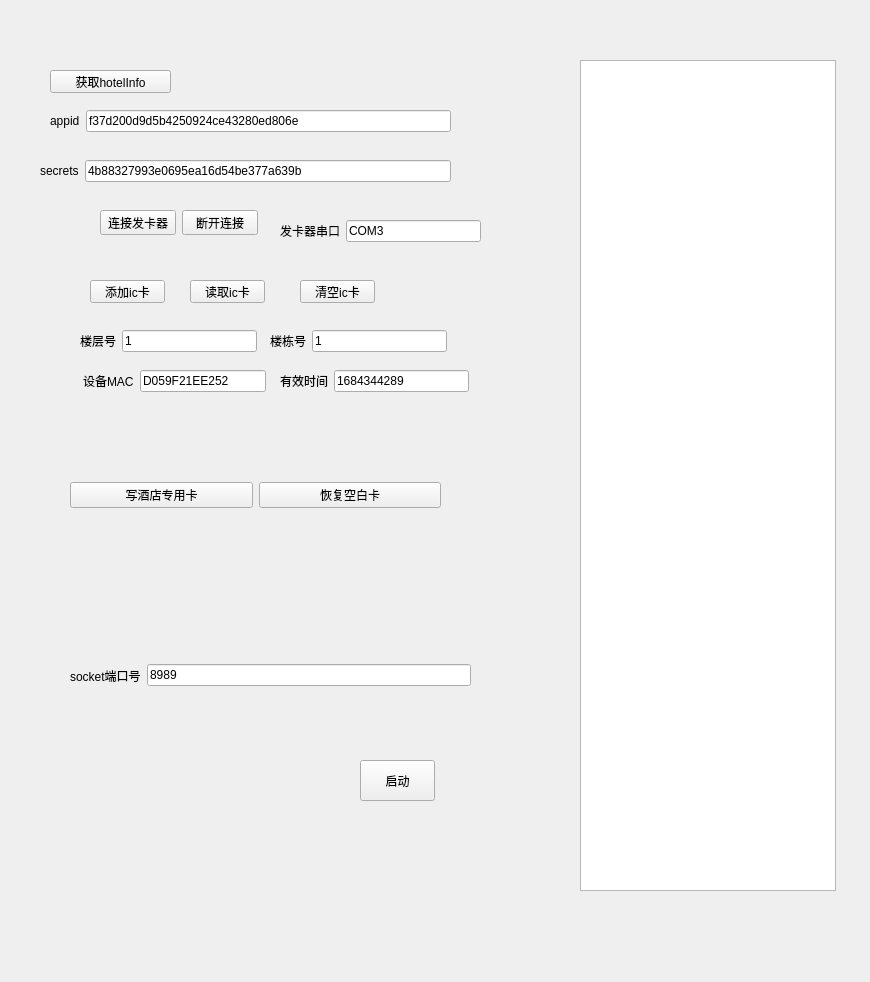
Before: the Qt Designer form index.ui in pan-goofy/anconda-pyside-dll, drawn with Qt 5.
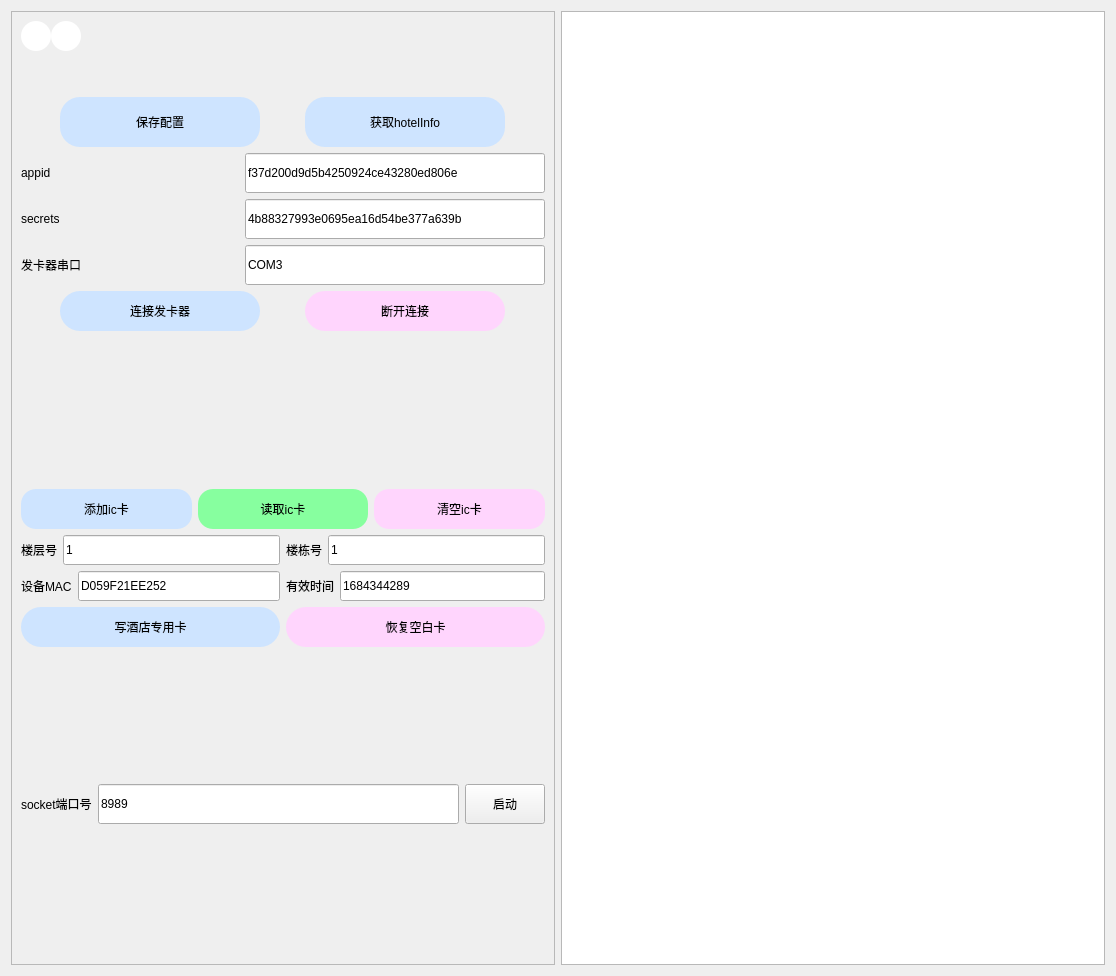
After: the same form once the commit is applied. Icons and pictures are not drawn.

Diff of the .ui file:
```diff
--- a/index.ui
+++ b/index.ui
@@ -6,104 +6,515 @@
    <rect>
     <x>0</x>
     <y>0</y>
-    <width>870</width>
-    <height>982</height>
+    <width>1116</width>
+    <height>976</height>
    </rect>
   </property>
   <property name="windowTitle">
    <string>Form</string>
   </property>
+  <layout class="QHBoxLayout" name="horizontalLayout_16">
+   <item>
+    <layout class="QHBoxLayout" name="horizontalLayout_14">
+     <property name="spacing">
+      <number>6</number>
+     </property>
+     <item>
+      <widget class="QFrame" name="cardFrame">
+       <property name="styleSheet">
+        <string notr="true">cardFrame{
+background-color: rgb(255, 255, 255);
+}
+</string>
+       </property>
+       <property name="frameShape">
+        <enum>QFrame::StyledPanel</enum>
+       </property>
+       <property name="frameShadow">
+        <enum>QFrame::Raised</enum>
+       </property>
+       <layout class="QVBoxLayout" name="verticalLayout">
+        <item>
+         <layout class="QHBoxLayout" name="horizontalLayout_15" stretch="1,0,4">
+          <property name="spacing">
+           <number>0</number>
+          </property>
+          <property name="sizeConstraint">
+           <enum>QLayout::SetMinimumSize</enum>
+          </property>
+          <item>
+           <widget class="QPushButton" name="exitCard">
+            <property name="sizePolicy">
+             <sizepolicy hsizetype="Fixed" vsizetype="Fixed">
+              <horstretch>0</horstretch>
+              <verstretch>0</verstretch>
+             </sizepolicy>
+            </property>
+            <property name="minimumSize">
+             <size>
+              <width>30</width>
+              <height>30</height>
+             </size>
+            </property>
+            <property name="maximumSize">
+             <size>
+              <width>30</width>
+              <height>30</height>
+             </size>
+            </property>
+            <property name="layoutDirection">
+             <enum>Qt::LeftToRight</enum>
+            </property>
+            <property name="autoFillBackground">
+             <bool>false</bool>
+            </property>
+            <property name="styleSheet">
+             <string notr="true">#exitCard{
+	background-color: rgb(255, 255, 255); 
+    border-radius:15px;	
+}</string>
+            </property>
+            <property name="text">
+             <string/>
+            </property>
+            <property name="icon">
+             <iconset resource="iconRead/icons.qrc">
+              <normaloff>:/myIcon/qidong-copy.png</normaloff>:/myIcon/qidong-copy.png</iconset>
+            </property>
+            <property name="iconSize">
+             <size>
+              <width>30</width>
+              <height>30</height>
+             </size>
+            </property>
+            <property name="autoDefault">
+             <bool>false</bool>
+            </property>
+           </widget>
+          </item>
+          <item>
+           <widget class="QPushButton" name="minimizeCard">
+            <property name="sizePolicy">
+             <sizepolicy hsizetype="Fixed" vsizetype="Fixed">
+              <horstretch>0</horstretch>
+              <verstretch>0</verstretch>
+             </sizepolicy>
+            </property>
+            <property name="minimumSize">
+             <size>
+              <width>30</width>
+              <height>30</height>
+             </size>
+            </property>
+            <property name="maximumSize">
+             <size>
+              <width>30</width>
+              <height>30</height>
+             </size>
+            </property>
+            <property name="styleSheet">
+             <string notr="true">#minimizeCard{
+background-color: rgb(255, 255, 255);
+border-radius:15px;	
+}</string>
+            </property>
+            <property name="text">
+             <string/>
+            </property>
+            <property name="icon">
+             <iconset resource="iconRead/icons.qrc">
+              <normaloff>:/myIcon/zuixiaohua.png</normaloff>:/myIcon/zuixiaohua.png</iconset>
+            </property>
+            <property name="iconSize">
+             <size>
+              <width>30</width>
+              <height>30</height>
+             </size>
+            </property>
+           </widget>
+          </item>
+          <item>
+           <spacer name="verticalSpacer_3">
+            <property name="orientation">
+             <enum>Qt::Vertical</enum>
+            </property>
+            <property name="sizeType">
+             <enum>QSizePolicy::Fixed</enum>
+            </property>
+            <property name="sizeHint" stdset="0">
+             <size>
+              <width>20</width>
+              <height>30</height>
+             </size>
+            </property>
+           </spacer>
+          </item>
+         </layout>
+        </item>
+        <item>
+         <spacer name="verticalSpacer_5">
+          <property name="orientation">
+           <enum>Qt::Vertical</enum>
+          </property>
+          <property name="sizeType">
+           <enum>QSizePolicy::Minimum</enum>
+          </property>
+          <property name="sizeHint" stdset="0">
+           <size>
+            <width>20</width>
+            <height>40</height>
+           </size>
+          </property>
+         </spacer>
+        </item>
+        <item>
+         <layout class="QHBoxLayout" name="horizontalLayout_17">
+          <item>
+           <widget class="QPushButton" name="saveConfig">
+            <property name="minimumSize">
+             <size>
+              <width>200</width>
+              <height>50</height>
+             </size>
+            </property>
+            <property name="maximumSize">
+             <size>
+              <width>200</width>
+              <height>50</height>
+             </size>
+            </property>
+            <property name="styleSheet">
+             <string notr="true">#saveConfig{
+border-radius:20px;	
+background-color: rgb(206, 228, 255);
+}</string>
+            </property>
+            <property name="text">
+             <string>保存配置</string>
+            </property>
+           </widget>
+          </item>
+          <item>
+           <widget class="QPushButton" name="getHotelInfo">
+            <property name="sizePolicy">
+             <sizepolicy hsizetype="Fixed" vsizetype="Fixed">
+              <horstretch>0</horstretch>
+              <verstretch>0</verstretch>
+             </sizepolicy>
+            </property>
+            <property name="minimumSize">
+             <size>
+              <width>200</width>
+              <height>50</height>
+             </size>
+            </property>
+            <property name="maximumSize">
+             <size>
+              <width>200</width>
+              <height>50</height>
+             </size>
+            </property>
+            <property name="styleSheet">
+             <string notr="true">#getHotelInfo{
+border-radius:20px;	
+background-color: rgb(206, 228, 255);
+}</string>
+            </property>
+            <property name="text">
+             <string>获取hotelInfo</string>
+            </property>
+            <property name="icon">
+             <iconset resource="iconRead/icons.qrc">
+              <normaloff>:/myIcon/xiangsu-fangwuloudong.png</normaloff>:/myIcon/xiangsu-fangwuloudong.png</iconset>
+            </property>
+           </widget>
+          </item>
+         </layout>
+        </item>
+        <item>
+         <layout class="QHBoxLayout" name="horizontalLayout_6" stretch="1,5">
+          <item>
+           <widget class="QLabel" name="label_5">
+            <property name="text">
+             <string>appid</string>
+            </property>
+            <property name="margin">
+             <number>20</number>
+            </property>
+           </widget>
+          </item>
+          <item>
+           <widget class="QLineEdit" name="appid">
+            <property name="sizePolicy">
+             <sizepolicy hsizetype="Fixed" vsizetype="Fixed">
+              <horstretch>0</horstretch>
+              <verstretch>0</verstretch>
+             </sizepolicy>
+            </property>
+            <property name="minimumSize">
+             <size>
+              <width>300</width>
+              <height>40</height>
+             </size>
+            </property>
+            <property name="maximumSize">
+             <size>
+              <width>300</width>
+              <height>40</height>
+             </size>
+            </property>
+            <property name="text">
+             <string>f37d200d9d5b4250924ce43280ed806e</string>
+            </property>
+           </widget>
+          </item>
+         </layout>
+        </item>
+        <item>
+         <layout class="QHBoxLayout" name="horizontalLayout_7">
+          <item>
+           <widget class="QLabel" name="label_6">
+            <property name="text">
+             <string>secrets</string>
+            </property>
+            <property name="margin">
+             <number>20</number>
+            </property>
+           </widget>
+          </item>
+          <item>
+           <widget class="QLineEdit" name="secrets">
+            <property name="sizePolicy">
+             <sizepolicy hsizetype="Fixed" vsizetype="Fixed">
+              <horstretch>0</horstretch>
+              <verstretch>0</verstretch>
+             </sizepolicy>
+            </property>
+            <property name="minimumSize">
+             <size>
+              <width>300</width>
+              <height>40</height>
+             </size>
+            </property>
+            <property name="maximumSize">
+             <size>
+              <width>300</width>
+              <height>40</height>
+             </size>
+            </property>
+            <property name="text">
+             <string>4b88327993e0695ea16d54be377a639b</string>
+            </property>
+           </widget>
+          </item>
+         </layout>
+        </item>
+        <item>
+         <layout class="QHBoxLayout" name="horizontalLayout_10">
+          <item>
+           <widget class="QLabel" name="label_8">
+            <property name="text">
+             <string>发卡器串口</string>
+            </property>
+            <property name="margin">
+             <number>20</number>
+            </property>
+           </widget>
+          </item>
+          <item>
+           <widget class="QLineEdit" name="cardPort">
+            <property name="sizePolicy">
+             <sizepolicy hsizetype="Fixed" vsizetype="Fixed">
+              <horstretch>0</horstretch>
+              <verstretch>0</verstretch>
+             </sizepolicy>
+            </property>
+            <property name="minimumSize">
+             <size>
+              <width>300</width>
+              <height>40</height>
+             </size>
+            </property>
+            <property name="maximumSize">
+             <size>
+              <width>300</width>
+              <height>40</height>
+             </size>
+            </property>
+            <property name="text">
+             <string>COM3</string>
+            </property>
+           </widget>
+          </item>
+         </layout>
+        </item>
+        <item>
+         <layout class="QHBoxLayout" name="horizontalLayout">
+          <item>
+           <widget class="QPushButton" name="connect">
+            <property name="sizePolicy">
+             <sizepolicy hsizetype="Fixed" vsizetype="Fixed">
+              <horstretch>0</horstretch>
+              <verstretch>0</verstretch>
+             </sizepolicy>
+            </property>
+            <property name="minimumSize">
+             <size>
+              <width>200</width>
+              <height>40</height>
+             </size>
+            </property>
+            <property name="maximumSize">
+             <size>
+              <width>200</width>
+              <height>40</height>
+             </size>
+            </property>
+            <property name="styleSheet">
+             <string notr="true">#connect{
+border-radius:20px;	
+background-color: rgb(206, 228, 255);
+}</string>
+            </property>
+            <property name="text">
+             <string>连接发卡器</string>
+            </property>
+            <property name="icon">
+             <iconset resource="iconRead/icons.qrc">
+              <normaloff>:/myIcon/shishidukaqi.png</normaloff>:/myIcon/shishidukaqi.png</iconset>
+            </property>
+           </widget>
+          </item>
+          <item>
+           <widget class="QPushButton" name="onconnect">
+            <property name="sizePolicy">
+             <sizepolicy hsizetype="Fixed" vsizetype="Fixed">
+              <horstretch>0</horstretch>
+              <verstretch>0</verstretch>
+             </sizepolicy>
+            </property>
+            <property name="minimumSize">
+             <size>
+              <width>200</width>
+              <height>40</height>
+             </size>
+            </property>
+            <property name="maximumSize">
+             <size>
+              <width>200</width>
+              <height>40</height>
+             </size>
+            </property>
+            <property name="styleSheet">
+             <string notr="true">#onconnect{
+background-color: rgb(255, 213, 253);
+border-radius:20px;	
+
+}</string>
+            </property>
+            <property name="text">
+             <string>断开连接</string>
+            </property>
+            <property name="icon">
+             <iconset resource="iconRead/icons.qrc">
+              <normaloff>:/myIcon/shuma-duqiaqi.png</normaloff>:/myIcon/shuma-duqiaqi.png</iconset>
+            </property>
+           </widget>
+          </item>
+         </layout>
+        </item>
+        <item>
+         <spacer name="verticalSpacer_2">
+          <property name="orientation">
+           <enum>Qt::Vertical</enum>
+          </property>
+          <property name="sizeHint" stdset="0">
+           <size>
+            <width>20</width>
+            <height>152</height>
+           </size>
+          </property>
+         </spacer>
+        </item>
+        <item>
+         <layout class="QHBoxLayout" name="horizontalLayout_13" stretch="1,1,1">
+          <item>
   <widget class="QPushButton" name="addCard">
-   <property name="geometry">
-    <rect>
-     <x>90</x>
-     <y>280</y>
-     <width>75</width>
-     <height>23</height>
-    </rect>
+            <property name="minimumSize">
+             <size>
+              <width>0</width>
+              <height>40</height>
+             </size>
+            </property>
+            <property name="styleSheet">
+             <string notr="true">#addCard{
+background-color:  rgb(206, 228, 255);
+border-radius:15px;	
+
+}</string>
    </property>
    <property name="text">
     <string>添加ic卡</string>
    </property>
-  </widget>
+            <property name="icon">
+             <iconset resource="iconRead/icons.qrc">
+              <normaloff>:/myIcon/card1.png</normaloff>:/myIcon/card1.png</iconset>
+            </property>
+           </widget>
+          </item>
+          <item>
   <widget class="QPushButton" name="readCard">
-   <property name="geometry">
-    <rect>
-     <x>190</x>
-     <y>280</y>
-     <width>75</width>
-     <height>23</height>
-    </rect>
+            <property name="minimumSize">
+             <size>
+              <width>0</width>
+              <height>40</height>
+             </size>
+            </property>
+            <property name="styleSheet">
+             <string notr="true">#readCard{
+background-color:  rgb(135, 255, 159);
+border-radius:15px;	
+
+}</string>
    </property>
    <property name="text">
     <string>读取ic卡</string>
    </property>
-  </widget>
+            <property name="icon">
+             <iconset resource="iconRead/icons.qrc">
+              <normaloff>:/myIcon/name-card.png</normaloff>:/myIcon/name-card.png</iconset>
+            </property>
+           </widget>
+          </item>
+          <item>
   <widget class="QPushButton" name="clearCard">
-   <property name="geometry">
-    <rect>
-     <x>300</x>
-     <y>280</y>
-     <width>75</width>
-     <height>23</height>
-    </rect>
+            <property name="minimumSize">
+             <size>
+              <width>0</width>
+              <height>40</height>
+             </size>
+            </property>
+            <property name="styleSheet">
+             <string notr="true">#clearCard{
+background-color: rgb(255, 213, 253);
+border-radius:15px;	
+
+}</string>
    </property>
    <property name="text">
     <string>清空ic卡</string>
    </property>
-  </widget>
-  <widget class="QTextBrowser" name="textLog">
-   <property name="geometry">
-    <rect>
-     <x>580</x>
-     <y>60</y>
-     <width>256</width>
-     <height>831</height>
-    </rect>
-   </property>
-   <property name="html">
-    <string>&lt;!DOCTYPE HTML PUBLIC &quot;-//W3C//DTD HTML 4.0//EN&quot; &quot;http://www.w3.org/TR/REC-html40/strict.dtd&quot;&gt;
-&lt;html&gt;&lt;head&gt;&lt;meta name=&quot;qrichtext&quot; content=&quot;1&quot; /&gt;&lt;style type=&quot;text/css&quot;&gt;
-p, li { white-space: pre-wrap; }
-&lt;/style&gt;&lt;/head&gt;&lt;body style=&quot; font-family:'SimSun'; font-size:9pt; font-weight:400; font-style:normal;&quot;&gt;
-&lt;p style=&quot;-qt-paragraph-type:empty; margin-top:0px; margin-bottom:0px; margin-left:0px; margin-right:0px; -qt-block-indent:0; text-indent:0px;&quot;&gt;&lt;br /&gt;&lt;/p&gt;&lt;/body&gt;&lt;/html&gt;</string>
-   </property>
-  </widget>
-  <widget class="QPushButton" name="getHotelInfo">
-   <property name="geometry">
-    <rect>
-     <x>50</x>
-     <y>70</y>
-     <width>121</width>
-     <height>23</height>
-    </rect>
-   </property>
-   <property name="text">
-    <string>获取hotelInfo</string>
-   </property>
-  </widget>
-  <widget class="QPushButton" name="startSocket">
-   <property name="geometry">
-    <rect>
-     <x>360</x>
-     <y>760</y>
-     <width>75</width>
-     <height>41</height>
-    </rect>
-   </property>
-   <property name="text">
-    <string>启动</string>
-   </property>
-  </widget>
-  <widget class="QWidget" name="">
-   <property name="geometry">
-    <rect>
-     <x>80</x>
-     <y>330</y>
-     <width>177</width>
-     <height>22</height>
-    </rect>
-   </property>
+            <property name="icon">
+             <iconset resource="iconRead/icons.qrc">
+              <normaloff>:/myIcon/louceng1.png</normaloff>:/myIcon/louceng1.png</iconset>
+            </property>
+           </widget>
+          </item>
+         </layout>
+        </item>
+        <item>
+         <layout class="QHBoxLayout" name="horizontalLayout_12">
+          <item>
    <layout class="QHBoxLayout" name="horizontalLayout_2">
     <item>
      <widget class="QLabel" name="label_2">
@@ -114,48 +525,20 @@
     </item>
     <item>
      <widget class="QLineEdit" name="floor">
+              <property name="minimumSize">
+               <size>
+                <width>0</width>
+                <height>30</height>
+               </size>
+              </property>
       <property name="text">
        <string>1</string>
       </property>
      </widget>
     </item>
    </layout>
-  </widget>
-  <widget class="QWidget" name="">
-   <property name="geometry">
-    <rect>
-     <x>100</x>
-     <y>210</y>
-     <width>158</width>
-     <height>25</height>
-    </rect>
-   </property>
-   <layout class="QHBoxLayout" name="horizontalLayout">
-    <item>
-     <widget class="QPushButton" name="connect">
-      <property name="text">
-       <string>连接发卡器</string>
-      </property>
-     </widget>
     </item>
     <item>
-     <widget class="QPushButton" name="onconnect">
-      <property name="text">
-       <string>断开连接</string>
-      </property>
-     </widget>
-    </item>
-   </layout>
-  </widget>
-  <widget class="QWidget" name="">
-   <property name="geometry">
-    <rect>
-     <x>270</x>
-     <y>330</y>
-     <width>177</width>
-     <height>22</height>
-    </rect>
-   </property>
    <layout class="QHBoxLayout" name="horizontalLayout_3">
     <item>
      <widget class="QLabel" name="label">
@@ -166,48 +549,24 @@
     </item>
     <item>
      <widget class="QLineEdit" name="building">
+              <property name="minimumSize">
+               <size>
+                <width>0</width>
+                <height>30</height>
+               </size>
+              </property>
       <property name="text">
        <string>1</string>
       </property>
      </widget>
     </item>
    </layout>
-  </widget>
-  <widget class="QWidget" name="">
-   <property name="geometry">
-    <rect>
-     <x>280</x>
-     <y>370</y>
-     <width>189</width>
-     <height>22</height>
-    </rect>
-   </property>
-   <layout class="QHBoxLayout" name="horizontalLayout_4">
-    <item>
-     <widget class="QLabel" name="label_4">
-      <property name="text">
-       <string>有效时间</string>
-      </property>
-     </widget>
-    </item>
-    <item>
-     <widget class="QLineEdit" name="time">
-      <property name="text">
-       <string>1684344289</string>
-      </property>
-     </widget>
-    </item>
-   </layout>
-  </widget>
-  <widget class="QWidget" name="">
-   <property name="geometry">
-    <rect>
-     <x>83</x>
-     <y>370</y>
-     <width>183</width>
-     <height>22</height>
-    </rect>
-   </property>
+          </item>
+         </layout>
+        </item>
+        <item>
+         <layout class="QHBoxLayout" name="horizontalLayout_11">
+          <item>
    <layout class="QHBoxLayout" name="horizontalLayout_5">
     <item>
      <widget class="QLabel" name="label_3">
@@ -218,77 +577,61 @@
     </item>
     <item>
      <widget class="QLineEdit" name="doorMac">
+              <property name="minimumSize">
+               <size>
+                <width>0</width>
+                <height>30</height>
+               </size>
+              </property>
       <property name="text">
        <string>D059F21EE252</string>
       </property>
      </widget>
     </item>
    </layout>
-  </widget>
-  <widget class="QWidget" name="">
-   <property name="geometry">
-    <rect>
-     <x>50</x>
-     <y>110</y>
-     <width>401</width>
-     <height>22</height>
-    </rect>
-   </property>
-   <layout class="QHBoxLayout" name="horizontalLayout_6">
-    <item>
-     <widget class="QLabel" name="label_5">
-      <property name="text">
-       <string>appid</string>
-      </property>
-     </widget>
     </item>
     <item>
-     <widget class="QLineEdit" name="appid">
-      <property name="text">
-       <string>f37d200d9d5b4250924ce43280ed806e</string>
-      </property>
-     </widget>
-    </item>
-   </layout>
-  </widget>
-  <widget class="QWidget" name="">
-   <property name="geometry">
-    <rect>
-     <x>40</x>
-     <y>160</y>
-     <width>411</width>
-     <height>22</height>
-    </rect>
-   </property>
-   <layout class="QHBoxLayout" name="horizontalLayout_7">
+           <layout class="QHBoxLayout" name="horizontalLayout_4">
     <item>
-     <widget class="QLabel" name="label_6">
+             <widget class="QLabel" name="label_4">
       <property name="text">
-       <string>secrets</string>
+               <string>有效时间</string>
       </property>
      </widget>
     </item>
     <item>
-     <widget class="QLineEdit" name="secrets">
+             <widget class="QLineEdit" name="time">
+              <property name="minimumSize">
+               <size>
+                <width>0</width>
+                <height>30</height>
+               </size>
+              </property>
       <property name="text">
-       <string>4b88327993e0695ea16d54be377a639b</string>
+               <string>1684344289</string>
       </property>
      </widget>
     </item>
    </layout>
-  </widget>
-  <widget class="QWidget" name="">
-   <property name="geometry">
-    <rect>
-     <x>70</x>
-     <y>470</y>
-     <width>371</width>
-     <height>51</height>
-    </rect>
-   </property>
-   <layout class="QHBoxLayout" name="horizontalLayout_8">
+          </item>
+         </layout>
+        </item>
+        <item>
+         <layout class="QHBoxLayout" name="horizontalLayout_8" stretch="1,1">
     <item>
      <widget class="QPushButton" name="writeHotelCard">
+            <property name="minimumSize">
+             <size>
+              <width>0</width>
+              <height>40</height>
+             </size>
+            </property>
+            <property name="styleSheet">
+             <string notr="true">#writeHotelCard{
+border-radius:20px;	
+background-color: rgb(206, 228, 255);
+}</string>
+            </property>
       <property name="text">
        <string>写酒店专用卡</string>
       </property>
@@ -296,22 +639,39 @@
     </item>
     <item>
      <widget class="QPushButton" name="emptyCard">
+            <property name="minimumSize">
+             <size>
+              <width>0</width>
+              <height>40</height>
+             </size>
+            </property>
+            <property name="styleSheet">
+             <string notr="true">#emptyCard{
+border-radius:20px;	
+background-color:  rgb(255, 213, 253);
+}</string>
+            </property>
       <property name="text">
        <string>恢复空白卡</string>
       </property>
      </widget>
     </item>
    </layout>
-  </widget>
-  <widget class="QWidget" name="">
-   <property name="geometry">
-    <rect>
-     <x>70</x>
-     <y>640</y>
-     <width>401</width>
-     <height>71</height>
-    </rect>
-   </property>
+        </item>
+        <item>
+         <spacer name="verticalSpacer">
+          <property name="orientation">
+           <enum>Qt::Vertical</enum>
+          </property>
+          <property name="sizeHint" stdset="0">
+           <size>
+            <width>20</width>
+            <height>85</height>
+           </size>
+          </property>
+         </spacer>
+        </item>
+        <item>
    <layout class="QHBoxLayout" name="horizontalLayout_9">
     <item>
      <widget class="QLabel" name="label_7">
@@ -322,40 +682,65 @@
     </item>
     <item>
      <widget class="QLineEdit" name="socketPort">
+            <property name="minimumSize">
+             <size>
+              <width>0</width>
+              <height>40</height>
+             </size>
+            </property>
       <property name="text">
        <string>8989</string>
       </property>
      </widget>
     </item>
-   </layout>
-  </widget>
-  <widget class="QWidget" name="">
-   <property name="geometry">
-    <rect>
-     <x>280</x>
-     <y>220</y>
-     <width>201</width>
-     <height>22</height>
-    </rect>
-   </property>
-   <layout class="QHBoxLayout" name="horizontalLayout_10">
     <item>
-     <widget class="QLabel" name="label_8">
+           <widget class="QPushButton" name="startSocket">
+            <property name="minimumSize">
+             <size>
+              <width>0</width>
+              <height>40</height>
+             </size>
+            </property>
       <property name="text">
-       <string>发卡器串口</string>
+             <string>启动</string>
       </property>
      </widget>
     </item>
+         </layout>
+        </item>
     <item>
-     <widget class="QLineEdit" name="cardPort">
-      <property name="text">
-       <string>COM3</string>
-      </property>
-     </widget>
+         <spacer name="verticalSpacer_4">
+          <property name="orientation">
+           <enum>Qt::Vertical</enum>
+          </property>
+          <property name="sizeHint" stdset="0">
+           <size>
+            <width>20</width>
+            <height>84</height>
+           </size>
+          </property>
+         </spacer>
     </item>
    </layout>
   </widget>
- </widget>
- <resources/>
+     </item>
+     <item>
+      <widget class="QTextBrowser" name="textLog">
+       <property name="html">
+        <string>&lt;!DOCTYPE HTML PUBLIC &quot;-//W3C//DTD HTML 4.0//EN&quot; &quot;http://www.w3.org/TR/REC-html40/strict.dtd&quot;&gt;
+&lt;html&gt;&lt;head&gt;&lt;meta name=&quot;qrichtext&quot; content=&quot;1&quot; /&gt;&lt;style type=&quot;text/css&quot;&gt;
+p, li { white-space: pre-wrap; }
+&lt;/style&gt;&lt;/head&gt;&lt;body style=&quot; font-family:'SimSun'; font-size:9pt; font-weight:400; font-style:normal;&quot;&gt;
+&lt;p style=&quot;-qt-paragraph-type:empty; margin-top:0px; margin-bottom:0px; margin-left:0px; margin-right:0px; -qt-block-indent:0; text-indent:0px;&quot;&gt;&lt;br /&gt;&lt;/p&gt;&lt;/body&gt;&lt;/html&gt;</string>
+       </property>
+      </widget>
+     </item>
+    </layout>
+   </item>
+  </layout>
+ </widget>
+ <resources>
+  <include location="iconRead/icons.qrc"/>
+ </resources>
  <connections/>
 </ui>
```
Left out of the diff: 8 changed lines with no effect on the pictures. Lines whose indentation alone changed are shown as unchanged.
